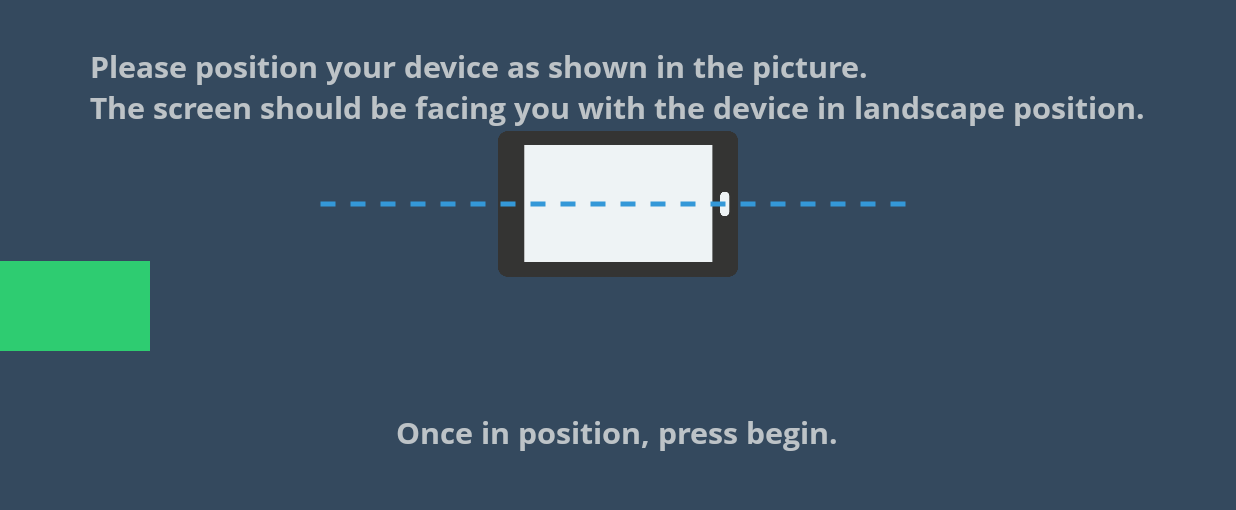
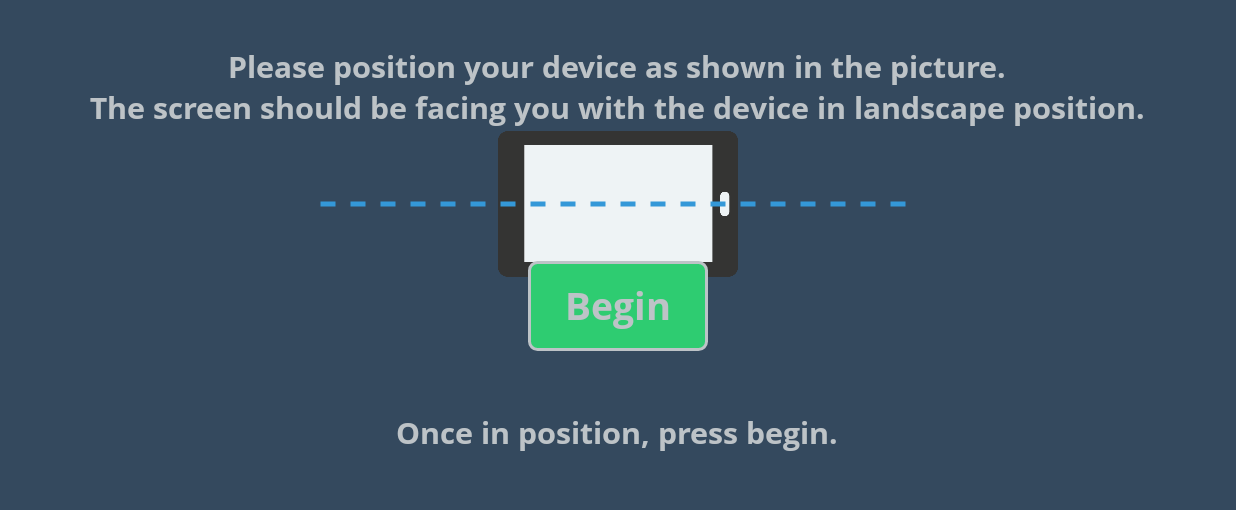
Before and after one commit to dkim89/FPGAController, an Android app: the screen it shows after launch (MainActivity), after a tap on "CONTROLLER SETTINGS", on a phone screen of 824 x 412 dp (held sideways), the part 105-615 px from its top. Run offline under Robolectric (Android 15) with nearby library versions, the phone set to English and light mode, and no system bars; 1 other tap on this screen came first.

```diff
--- a/app/src/main/java/spring15/ec551/fpgacontroller/accelerometer/ControllerInterfaceListener.java
+++ b/app/src/main/java/spring15/ec551/fpgacontroller/accelerometer/ControllerInterfaceListener.java
@@ -9,5 +9,5 @@ public interface ControllerInterfaceListener {
 
     public void onFilterChangedListener(float[] filterValues, float[] netValues);
 
-    public void onAngleChangeListener(float angleValue);
+    public void onAngleChangeListener(int angleValue);
 }
--- a/app/src/main/java/spring15/ec551/fpgacontroller/fragments/ControllerSettingsFragment.java
+++ b/app/src/main/java/spring15/ec551/fpgacontroller/fragments/ControllerSettingsFragment.java
@@ -2,7 +2,6 @@ package spring15.ec551.fpgacontroller.fragments;
 
 import android.app.Activity;
 import android.content.Context;
-import android.graphics.Matrix;
 import android.os.Bundle;
 import android.app.Fragment;
 import android.view.LayoutInflater;
@@ -25,22 +24,26 @@ public class ControllerSettingsFragment extends Fragment implements ControllerIn
     private final int Y = 1;
     private final int Z = 2;
 
-    private final String BEGIN_BUTTON = "BEGIN";
+    private final String MEASURE_BASE = "MEASURE_BASE";
+    private final String MEASURE_LEFT = "MEASURE_LEFT";
+    private final String MEASURE_RIGHT = "MEASURE_RIGHT";
 
     Context mContext;
     private FragmentActionListener mListener;
-    float mBaseValues[];
 
     Button mResetCalibration;
     CustomTextView mInstructionText, mNotificationText, mCalibrationButton;
     ImageView mBaseLine;
     ImageView mDeviceImage;
-    Matrix mMatrix;
+
+    float mFilteredValues[];
+    float mNetValues[];
+    boolean mTimerCheck;
+    float mAngle;
+    private static final int FIVE_SECONDS = 5000; // Milliseconds
 
     private ControllerObject mController;
     UserConfigurationObject mConfigObject = null;
-
-
 
     public static ControllerSettingsFragment newInstance(UserConfigurationObject object) {
         ControllerSettingsFragment fragment = new ControllerSettingsFragment();
@@ -56,16 +59,19 @@ public class ControllerSettingsFragment extends Fragment implements ControllerIn
     @Override
     public void onCreate(Bundle savedInstanceState) {
         super.onCreate(savedInstanceState);
-
+        mFilteredValues = new float[]{0.0f,0.0f,0.0f};
+        mNetValues = new float[]{0.0f, 0.0f, 0.0f};
+        mAngle = 0.0f;
         if (getArguments() != null) {
-            mConfigObject = savedInstanceState.getParcelable(UserConfigurationObject.USER_SAVED_CONFIG);
+            mConfigObject = getArguments().getParcelable(UserConfigurationObject.USER_SAVED_CONFIG);
         }
 
         if (mConfigObject != null) {
             mController = new ControllerObject(mContext, this, mConfigObject);
         } else {
-            mBaseValues = new float[]{0.0f,0.0f,0.0f};
+
             mController = new ControllerObject(mContext, this);
+
         }
     }
 
@@ -80,24 +86,101 @@ public class ControllerSettingsFragment extends Fragment implements ControllerIn
         mDeviceImage = (ImageView) view.findViewById(R.id.device_image);
         mCalibrationButton = (CustomTextView) view.findViewById(R.id.controller_button);
 
-//        mMatrix = new Matrix();
-//        mDeviceImage.setScaleType(ImageView.ScaleType.MATRIX);
-//        mMatrix.postRotate()
-
         mListener.initializeControllerSettingsBackButton();
 
         /* If configured, display current settings; otherwise initialize config procedure */
         if (mConfigObject == null) {
-            mInstructionText.setText("Please position your device as shown in the picture.\n" +
-            "The screen should be facing you with the device in landscape position.");
-            mNotificationText.setText("Once in position, press begin.");
+            beginConfiguration();
         }
 
         return view;
     }
 
+    /* Begin Configuration */
     private void beginConfiguration() {
+        mInstructionText.setText("Please position your device as shown in the picture.\n" +
+                "The screen should be facing you with the device in landscape position.");
+        mNotificationText.setText("Once in position, press begin.");
+        mCalibrationButton.setText("Begin");
+
+        mCalibrationButton.setOnClickListener(new View.OnClickListener() {
+            @Override
+            public void onClick(View v) {
+                mController.resetNetValues();
+//                measureValue(MEASURE_BASE, false);
+            }
+        });
     }
+
+    private void completeConfiguration() {
+        mInstructionText.setText("Device has been configured.");
+        mNotificationText.setText("");
+        mCalibrationButton.setText("Redo");
+        mCalibrationButton.setVisibility(View.VISIBLE);
+    }
+
+    private void measureValue(String tag, boolean retry) {
+//        mCalibrationButton.setVisibility(View.INVISIBLE);
+        /**
+        mTimerCheck = true;
+        boolean isSuccessful = true;
+
+        // Runs for 3 seconds, then expires the timer
+        final Handler handler = new Handler(mContext.getMainLooper());
+        handler.postDelayed(new Runnable() {
+            @Override
+            public void run() {
+                mTimerCheck = false;
+            }
+        }, FIVE_SECONDS);
+
+        switch (tag) {
+            // Runs a time elapsed check of filtered X,Y values. Filtered values should be between -.5 to .5.
+            case MEASURE_BASE:
+                mDeviceImage.setRotation(0.0f);
+                mInstructionText.setText("Continue to hold position");
+                if (!retry) {
+                    mNotificationText.setText("Measuring...");
+                } else {
+                    mNotificationText.setText("Not steady enough.  Hold steady...");
+                }
+                while (mTimerCheck) {
+                    if (mFilteredValues[X] > 0.5f || mFilteredValues[Y] > 0.5f
+                            || mFilteredValues[X] < -0.5f || mFilteredValues[Y] < -0.5f) {
+                        isSuccessful = false;
+                    }
+                }
+
+                if (isSuccessful) {
+                    mController.resetNetValues();
+                    measureValue(MEASURE_LEFT, false);
+                } else {
+                    measureValue(MEASURE_BASE, true);
+                }
+                break;
+            case MEASURE_LEFT:
+                mDeviceImage.setRotation(90.0f);
+                mInstructionText.setText("Tilt your device to the left as shown");
+                mNotificationText.setText("Calibrating left bound...");
+                while(mTimerCheck) {}
+                mController.setLeftBound(new int[]{(int)mNetValues[X], (int)mNetValues[Y]});
+                measureValue(MEASURE_RIGHT, false);
+                break;
+            case MEASURE_RIGHT:
+                mDeviceImage.setRotation(-90.0f);
+                mInstructionText.setText("Tilt your device to the right as shown");
+                mNotificationText.setText("Calibrating right bound...");
+                while(mTimerCheck) {}
+                mController.setRightRound(new int[]{(int)mNetValues[X], (int)mNetValues[Y]});
+                completeConfiguration();
+                break;
+        }
+        /* Runs a time elapsed check of filtered X,Y values. Filtered values should be between -.5 to .5. */
+
+    }
+
+
+
 
     @Override
     public void onAttach(Activity activity) {
@@ -134,11 +217,13 @@ public class ControllerSettingsFragment extends Fragment implements ControllerIn
 
     @Override
     public void onFilterChangedListener(float[] filterValues, float[] netValues) {
-
+        mFilteredValues = filterValues;
+        mNetValues = netValues;
     }
 
     @Override
-    public void onAngleChangeListener(float angleValue) {
-
+    public void onAngleChangeListener(int angleValue) {
+        mDeviceImage.setRotation(angleValue);
+        mNotificationText.setText("" + angleValue);
     }
 }
--- a/app/src/main/java/spring15/ec551/fpgacontroller/fragments/ExamineAccelFragment.java
+++ b/app/src/main/java/spring15/ec551/fpgacontroller/fragments/ExamineAccelFragment.java
@@ -174,7 +174,7 @@ public class ExamineAccelFragment extends Fragment implements ControllerInterfac
     }
 
     @Override
-    public void onAngleChangeListener(float angleValue) {
+    public void onAngleChangeListener(int angleValue) {
         // TODO
     }
 }
--- /dev/null
+++ b/app/src/main/res/drawable/config_button_selector.xml
@@ -0,0 +1,7 @@
+<?xml version="1.0" encoding="utf-8"?>
+<selector xmlns:android="http://schemas.android.com/apk/res/android">
+    <item android:state_selected="true" android:drawable="@drawable/config_button_shape_clicked" />
+    <item android:state_pressed="true" android:drawable="@drawable/config_button_shape_clicked" />
+    <item android:drawable="@drawable/config_button_shape" />
+
+</selector>
--- /dev/null
+++ b/app/src/main/res/drawable/config_button_shape.xml
@@ -0,0 +1,20 @@
+<?xml version="1.0" encoding="utf-8"?>
+<shape xmlns:android="http://schemas.android.com/apk/res/android"
+    android:shape="rectangle">
+
+    <solid
+        android:color="@color/valid_color" />
+
+    <size
+        android:width="@dimen/controller_config_button_width"
+        android:height="@dimen/controller_config_button_height" />
+
+    <stroke
+        android:color="@color/silver"
+        android:width="@dimen/button_stroke_width" />
+
+    <corners
+        android:radius="@dimen/button_radius" />
+
+
+</shape>
--- /dev/null
+++ b/app/src/main/res/drawable/config_button_shape_clicked.xml
@@ -0,0 +1,20 @@
+<?xml version="1.0" encoding="utf-8"?>
+<shape xmlns:android="http://schemas.android.com/apk/res/android"
+    android:shape="rectangle">
+
+    <solid
+        android:color="@color/valid_color_dark" />
+
+    <size
+        android:width="@dimen/controller_config_button_width"
+        android:height="@dimen/controller_config_button_height" />
+
+    <stroke
+        android:color="@color/silver"
+        android:width="@dimen/button_stroke_width" />
+
+    <corners
+        android:radius="@dimen/button_radius" />
+
+
+</shape>
--- a/app/src/main/res/layout/fragment_controller_settings.xml
+++ b/app/src/main/res/layout/fragment_controller_settings.xml
@@ -11,6 +11,7 @@
         android:layout_height="wrap_content"
         android:layout_alignParentTop="true"
         android:layout_centerHorizontal="true"
+        android:gravity="center"
         android:layout_marginTop="@dimen/vector_margin_first"
         android:textSize="@dimen/controller_text3"
         android:text="@string/instruction"/>
@@ -24,8 +25,8 @@
         android:layout_centerInParent="true"/>
 
     <ImageView
+        android:id="@+id/controller_instruc_baseline"
         android:layerType="software"
-        android:id="@+id/controller_instruc_baseline"
         android:layout_width="wrap_content"
         android:layout_height="wrap_content"
         android:background="@drawable/calibration_line_neutral"
@@ -42,12 +43,16 @@
         android:textSize="@dimen/controller_text3"
         android:text="@string/notify"/>
 
-    <TextView
+    <spring15.ec551.fpgacontroller.resources.CustomTextView
         android:id="@+id/controller_button"
         android:layout_width="@dimen/controller_config_button_width"
         android:layout_height="@dimen/controller_config_button_height"
         android:layout_marginBottom="@dimen/controller_notify_margin"
         android:layout_above="@id/controller_notify_textview"
-        android:background="@color/valid_color"/>
+        android:background="@drawable/config_button_selector"
+        android:layout_centerHorizontal="true"
+        android:gravity="center"
+        android:textSize="@dimen/controller_text2"
+        android:clickable="true"/>
 
 </RelativeLayout>
--- a/app/src/main/res/values/colors.xml
+++ b/app/src/main/res/values/colors.xml
@@ -12,9 +12,10 @@
     <color name="invalid_color_end">#EE8277</color>
     <color name="valid_color">#2ECC71</color>
     <color name="valid_color_end">#82E0AA</color>
+    <color name="valid_color_dark">#27AE60</color>
     <color name="not_calibrated">#F1C40F</color>
     <color name="not_calibrated_end">#F39C12</color>
     <color name="reset_color">#ECF0F1</color>
-    <color name="reset_color_end">#000000</color>
+    <color name="black">#000000</color>
     <color name="flat_blue">#3498D8</color>
 </resources>
--- a/app/src/main/res/values/dimens.xml
+++ b/app/src/main/res/values/dimens.xml
@@ -34,9 +34,13 @@
     <dimen name="controller_baseline_dashgap">10dp</dimen>
     <dimen name="controller_baseline_dashwidth">10dp</dimen>
 
+    <dimen name="button_radius">5dp</dimen>
+    <dimen name="button_stroke_width">2dp</dimen>
+
     <dimen name="controller_notify_margin">40dp</dimen>
-    <dimen name="controller_config_button_width">100dp</dimen>
+    <dimen name="controller_config_button_width">120dp</dimen>
     <dimen name="controller_config_button_height">60dp</dimen>
+
     <!-- Ratio 16:10 -->
     <dimen name="device_image_width">160dp</dimen>
     <dimen name="device_image_height">100dp</dimen>
```
Also changed, not shown: app/src/main/java/spring15/ec551/fpgacontroller/accelerometer/ControllerObject.java (+25 -27 lines), app/src/main/java/spring15/ec551/fpgacontroller/resources/UserConfigurationObject.java (+7 -7 lines).
